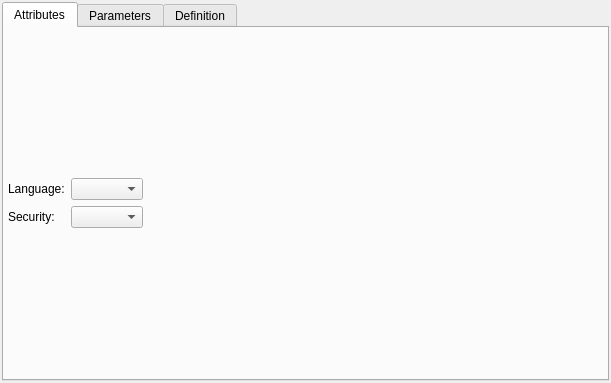
Qt form libpgmodeler_ui/ui/basefunctionwidget.ui (pgmodeler/pgmodeler) before a commit.
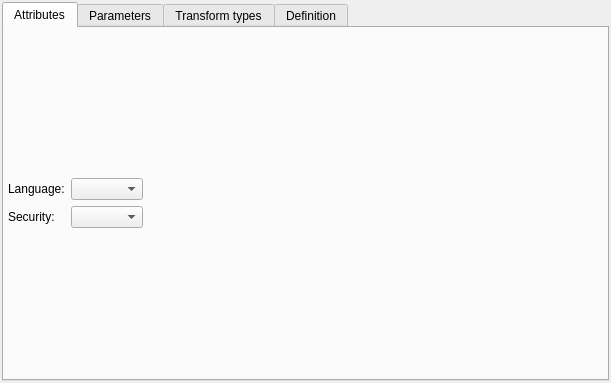
The same form after that commit.

Commit message: Added the tab "Transform types" to BaseFunctionWidget in which goal is to provide a UI to handle function's transform types.

Diff of the .ui file:
```diff
--- a/libpgmodeler_ui/ui/basefunctionwidget.ui
+++ b/libpgmodeler_ui/ui/basefunctionwidget.ui
@@ -160,6 +160,11 @@
        <string>Parameters</string>
       </attribute>
      </widget>
+     <widget class="QWidget" name="tab">
+      <attribute name="title">
+       <string>Transform types</string>
+      </attribute>
+     </widget>
      <widget class="QWidget" name="definition_tab">
       <attribute name="title">
        <string>Definition</string>
```
The commit also changes 2 other files.
